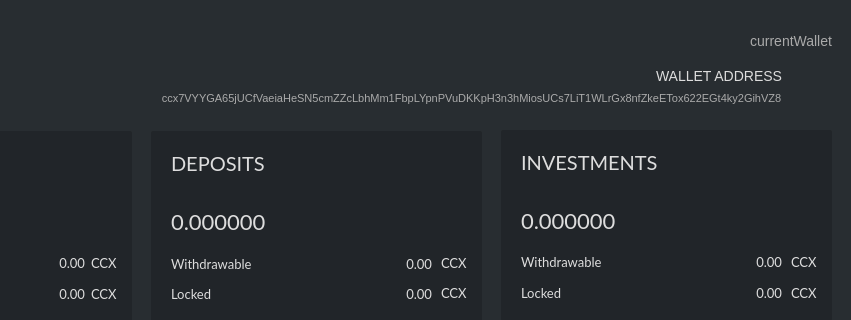
Qt form src/gui/ui/overviewframe.ui (ConcealNetwork/conceal-desktop) before a commit; both pictures show x 419 to 1270 and y 0 to 320 of the 1270 by 700 pixel window.
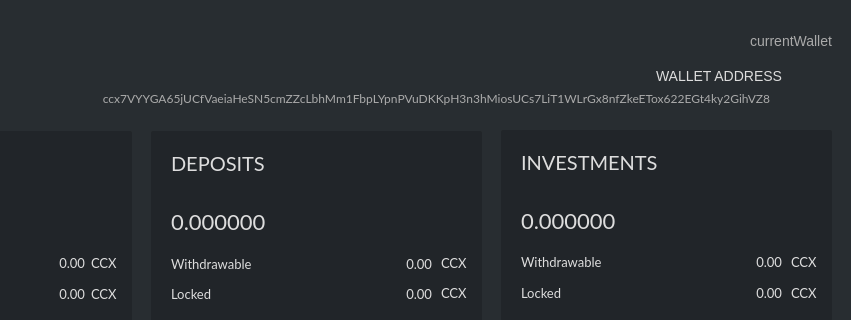
The same form after that commit. Icons and pictures are not drawn.

```diff
--- a/src/gui/ui/overviewframe.ui
+++ b/src/gui/ui/overviewframe.ui
@@ -1976,9 +1976,9 @@
      <widget class="QPushButton" name="m_copyAddressButton">
       <property name="geometry">
        <rect>
-        <x>580</x>
+        <x>510</x>
         <y>90</y>
-        <width>621</width>
+        <width>691</width>
         <height>16</height>
        </rect>
       </property>
@@ -1986,7 +1986,8 @@
        <enum>Qt::LeftToRight</enum>
       </property>
       <property name="styleSheet">
-       <string notr="true">border: none; font-size: 11px;</string>
+       <string notr="true">border: none; font-size: 12px;
+font-family: Lato;</string>
       </property>
       <property name="text">
        <string>ccx7VYYGA65jUCfVaeiaHeSN5cmZZcLbhMm1FbpLYpnPVuDKKpH3n3hMiosUCs7LiT1WLrGx8nfZkeETox622EGt4ky2GihVZ8</string>
```
Left out of the diff: 2 changed lines with no effect on the pictures.
